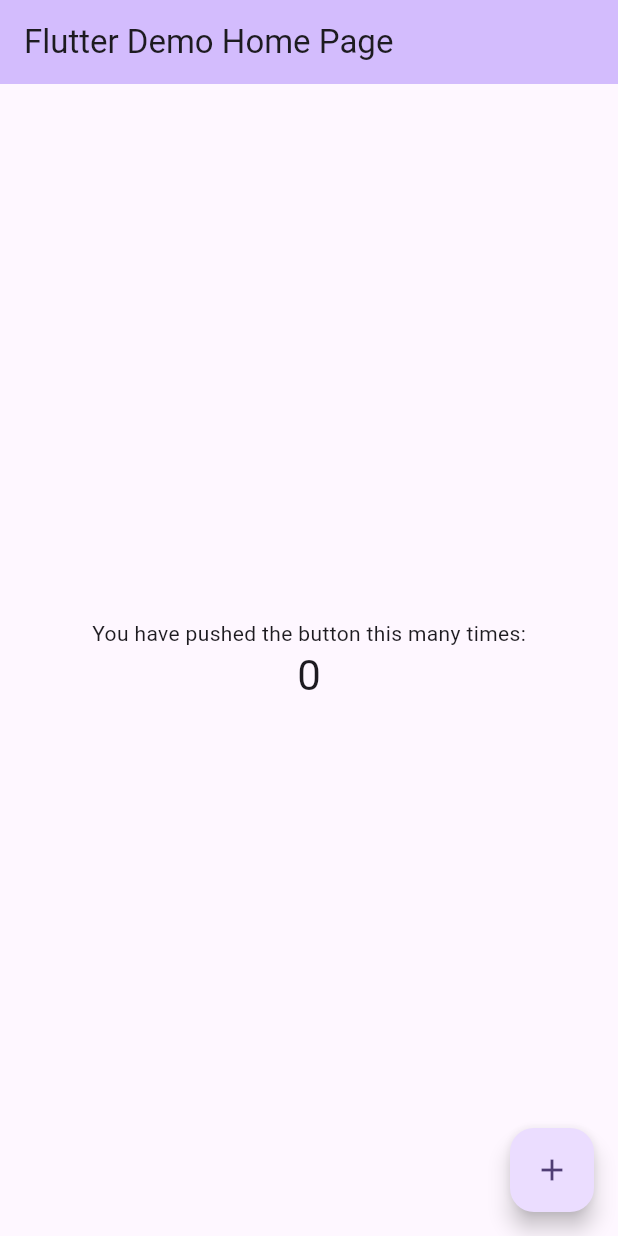
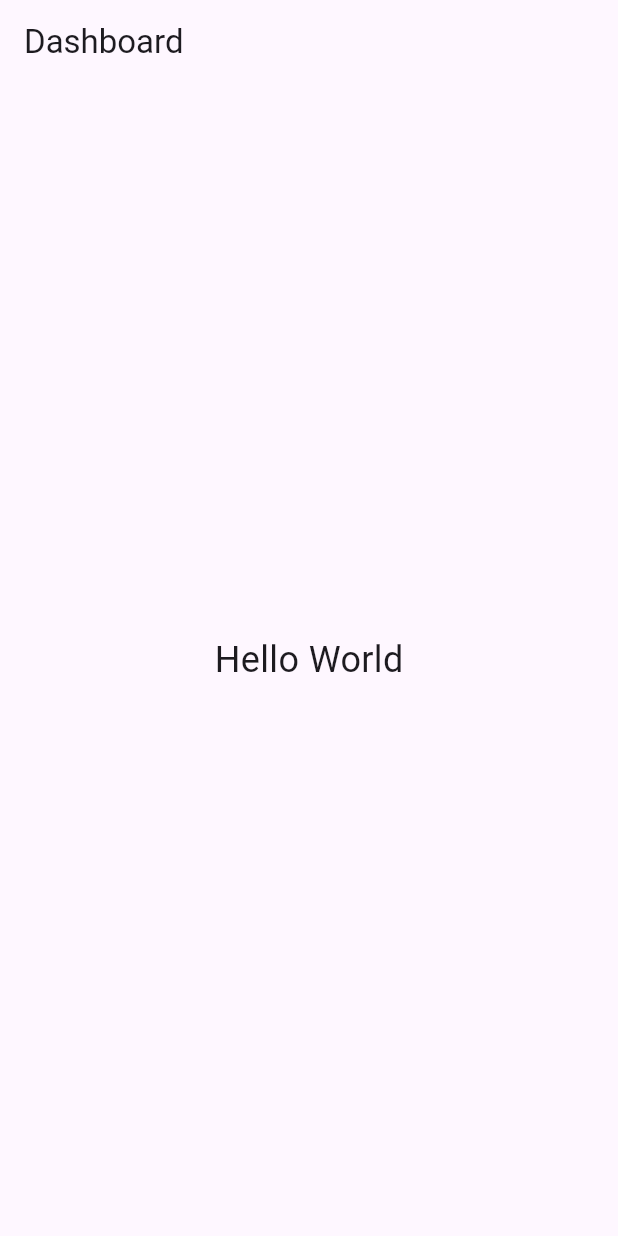
Before and after one commit to aiocrafters/my-app-flutter, a Flutter app: the screen it shows after launch, on a phone screen of 412 x 824 dp. Run offline on Flutter 3.47's test engine with Material 3 defaults, Android fonts, the phone set to English and light mode, and no system bars.

Commit message:
feat(ui): replace default counter app with Dashboard screen showing 'Hello World'

```diff
--- /dev/null
+++ b/lib/dashboard.dart
@@ -0,0 +1,15 @@
+import 'package:flutter/material.dart';
+
+class DashboardScreen extends StatelessWidget {
+  const DashboardScreen({super.key});
+
+  @override
+  Widget build(BuildContext context) {
+    return Scaffold(
+      appBar: AppBar(title: const Text('Dashboard')),
+      body: const Center(
+        child: Text('Hello World', style: TextStyle(fontSize: 24)),
+      ),
+    );
+  }
+}
--- a/lib/main.dart
+++ b/lib/main.dart
@@ -1,4 +1,5 @@
 import 'package:flutter/material.dart';
+import 'dashboard.dart';
 
 void main() {
   runApp(const MyApp());
@@ -7,116 +8,11 @@ void main() {
 class MyApp extends StatelessWidget {
   const MyApp({super.key});
 
-  // This widget is the root of your application.
   @override
   Widget build(BuildContext context) {
-    return MaterialApp(
-      title: 'Flutter Demo',
-      theme: ThemeData(
-        // This is the theme of your application.
-        //
-        // TRY THIS: Try running your application with "flutter run". You'll see
-        // the application has a purple toolbar. Then, without quitting the app,
-        // try changing the seedColor in the colorScheme below to Colors.green
-        // and then invoke "hot reload" (save your changes or press the "hot
-        // reload" button in a Flutter-supported IDE, or press "r" if you used
-        // the command line to start the app).
-        //
-        // Notice that the counter didn't reset back to zero; the application
-        // state is not lost during the reload. To reset the state, use hot
-        // restart instead.
-        //
-        // This works for code too, not just values: Most code changes can be
-        // tested with just a hot reload.
-        colorScheme: ColorScheme.fromSeed(seedColor: Colors.deepPurple),
-      ),
-      home: const MyHomePage(title: 'Flutter Demo Home Page'),
+    return const MaterialApp(
+      debugShowCheckedModeBanner: false,
+      home: DashboardScreen(), // Dashboard as the home screen
     );
   }
 }
-
-class MyHomePage extends StatefulWidget {
-  const MyHomePage({super.key, required this.title});
-
-  // This widget is the home page of your application. It is stateful, meaning
-  // that it has a State object (defined below) that contains fields that affect
-  // how it looks.
-
-  // This class is the configuration for the state. It holds the values (in this
-  // case the title) provided by the parent (in this case the App widget) and
-  // used by the build method of the State. Fields in a Widget subclass are
-  // always marked "final".
-
-  final String title;
-
-  @override
-  State<MyHomePage> createState() => _MyHomePageState();
-}
-
-class _MyHomePageState extends State<MyHomePage> {
-  int _counter = 0;
-
-  void _incrementCounter() {
-    setState(() {
-      // This call to setState tells the Flutter framework that something has
-      // changed in this State, which causes it to rerun the build method below
-      // so that the display can reflect the updated values. If we changed
-      // _counter without calling setState(), then the build method would not be
-      // called again, and so nothing would appear to happen.
-      _counter++;
-    });
-  }
-
-  @override
-  Widget build(BuildContext context) {
-    // This method is rerun every time setState is called, for instance as done
-    // by the _incrementCounter method above.
-    //
-    // The Flutter framework has been optimized to make rerunning build methods
-    // fast, so that you can just rebuild anything that needs updating rather
-    // than having to individually change instances of widgets.
-    return Scaffold(
-      appBar: AppBar(
-        // TRY THIS: Try changing the color here to a specific color (to
-        // Colors.amber, perhaps?) and trigger a hot reload to see the AppBar
-        // change color while the other colors stay the same.
-        backgroundColor: Theme.of(context).colorScheme.inversePrimary,
-        // Here we take the value from the MyHomePage object that was created by
-        // the App.build method, and use it to set our appbar title.
-        title: Text(widget.title),
-      ),
-      body: Center(
-        // Center is a layout widget. It takes a single child and positions it
-        // in the middle of the parent.
-        child: Column(
-          // Column is also a layout widget. It takes a list of children and
-          // arranges them vertically. By default, it sizes itself to fit its
-          // children horizontally, and tries to be as tall as its parent.
-          //
-          // Column has various properties to control how it sizes itself and
-          // how it positions its children. Here we use mainAxisAlignment to
-          // center the children vertically; the main axis here is the vertical
-          // axis because Columns are vertical (the cross axis would be
-          // horizontal).
-          //
-          // TRY THIS: Invoke "debug painting" (choose the "Toggle Debug Paint"
-          // action in the IDE, or press "p" in the console), to see the
-          // wireframe for each widget.
-          mainAxisAlignment: MainAxisAlignment.center,
-          children: <Widget>[
-            const Text('You have pushed the button this many times:'),
-            Text(
-              '$_counter',
-              style: Theme.of(context).textTheme.headlineMedium,
-            ),
-          ],
-        ),
-      ),
-      floatingActionButton: FloatingActionButton(
-        onPressed: _incrementCounter,
-        tooltip: 'Increment',
-        child: const Icon(Icons.add),
-      ), // This trailing comma makes auto-formatting nicer for build methods.
-    );
-  }
-}
```
